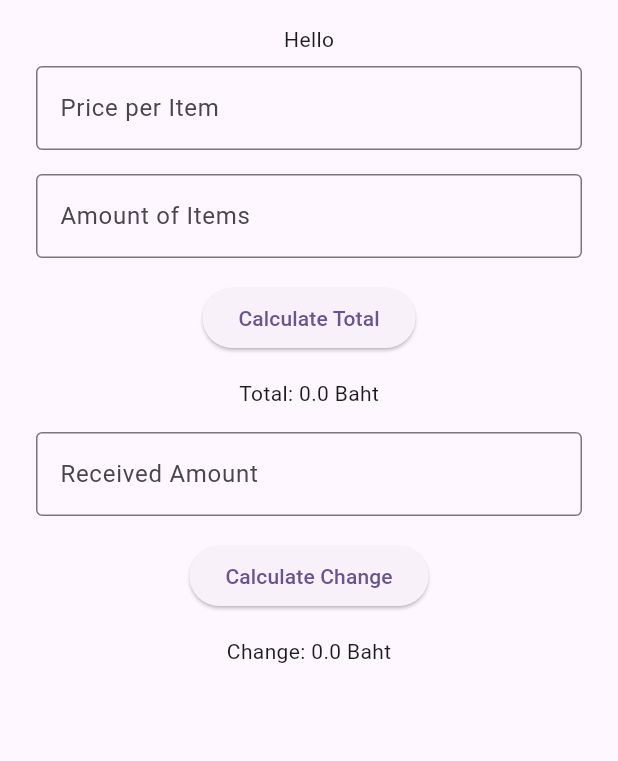
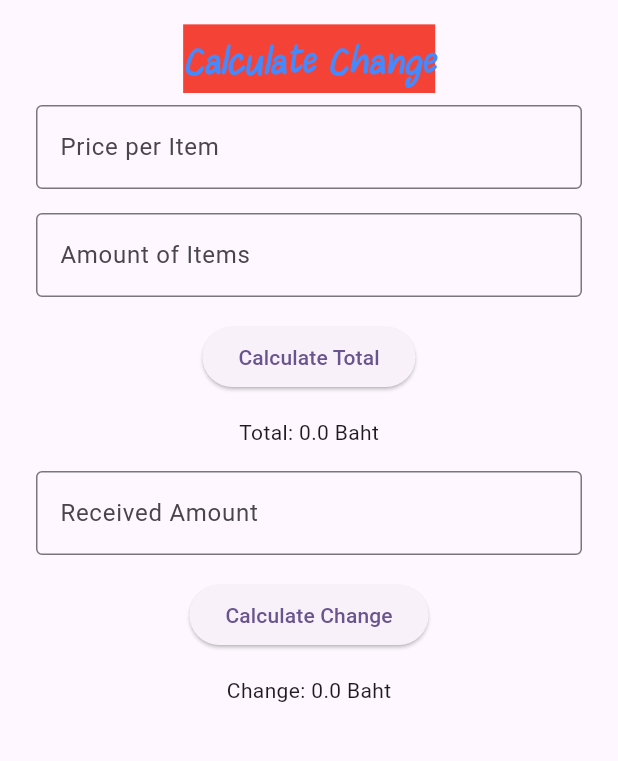
Before and after one commit to minthantko17/953464_firstapp, a Flutter app: the screen it shows after launch, on a phone screen of 412 x 824 dp, the part 84-845 px from its top. Run offline on Flutter 3.47's test engine with Material 3 defaults, Android fonts, the phone set to English and light mode, and no system bars.

Commit message:
add style to heading

```diff
--- a/lib/main.dart
+++ b/lib/main.dart
@@ -44,7 +44,17 @@ class _MyHomePageState extends State<MyHomePage> {
         padding: const EdgeInsets.all(16.0),
         child: Column(
           children: [
-            Text("Hello"),
+            Text(
+              "Calculate Change",
+              style: TextStyle(
+                fontFamily: "maa",
+                fontSize: 32,
+                fontWeight: FontWeight.w700,
+                fontStyle: FontStyle.italic,
+                color: Colors.blueAccent,
+                backgroundColor: Colors.red,
+              ),
+            ),
             priceTextField(),
             amountTextField(),
             calculateButton(),
```
